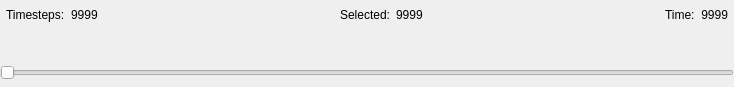
The window that RestrictedRangeSlider.ui (danlipsa/foamvis) describes before a commit, drawn with Qt 5.
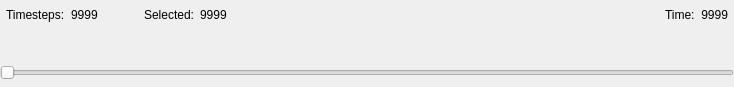
The same window after the commit. Custom widgets are drawn as their Qt base class.

```diff
--- a/RestrictedRangeSlider.ui
+++ b/RestrictedRangeSlider.ui
@@ -28,7 +28,7 @@
    </property>
    <item>
     <widget class="QWidget" name="widget" native="true">
-     <layout class="QHBoxLayout" name="horizontalLayout_2">
+     <layout class="QHBoxLayout" name="horizontalLayout_2" stretch="0,0,0,0,0,1,0,0">
       <property name="spacing">
        <number>6</number>
       </property>
```
